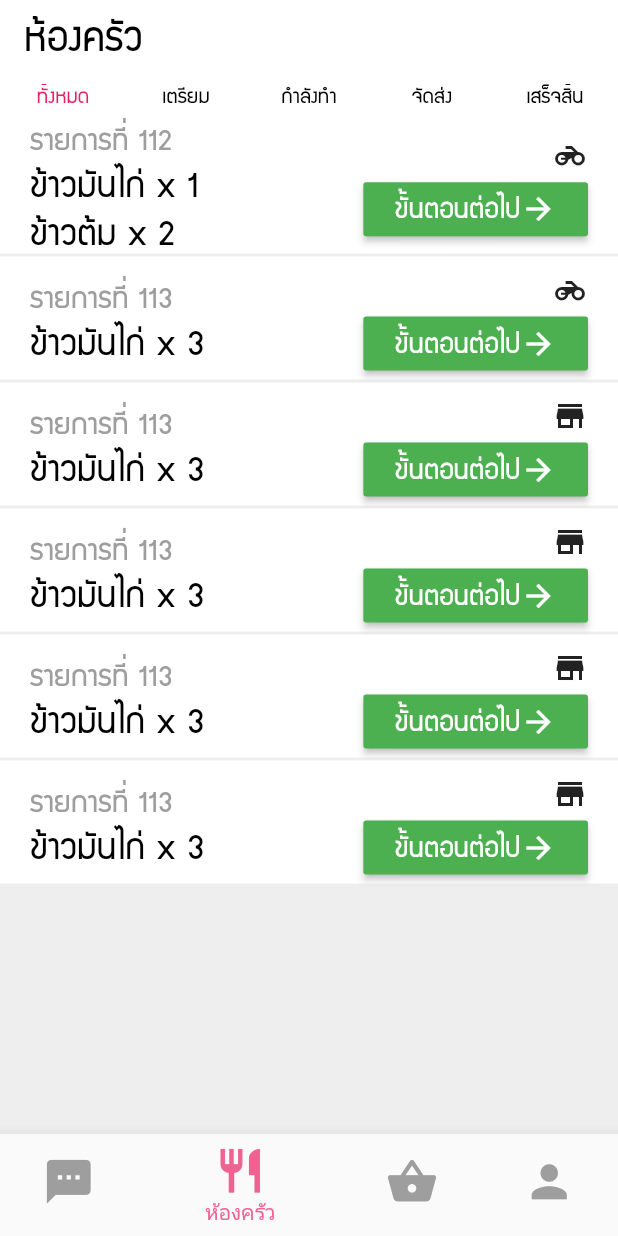
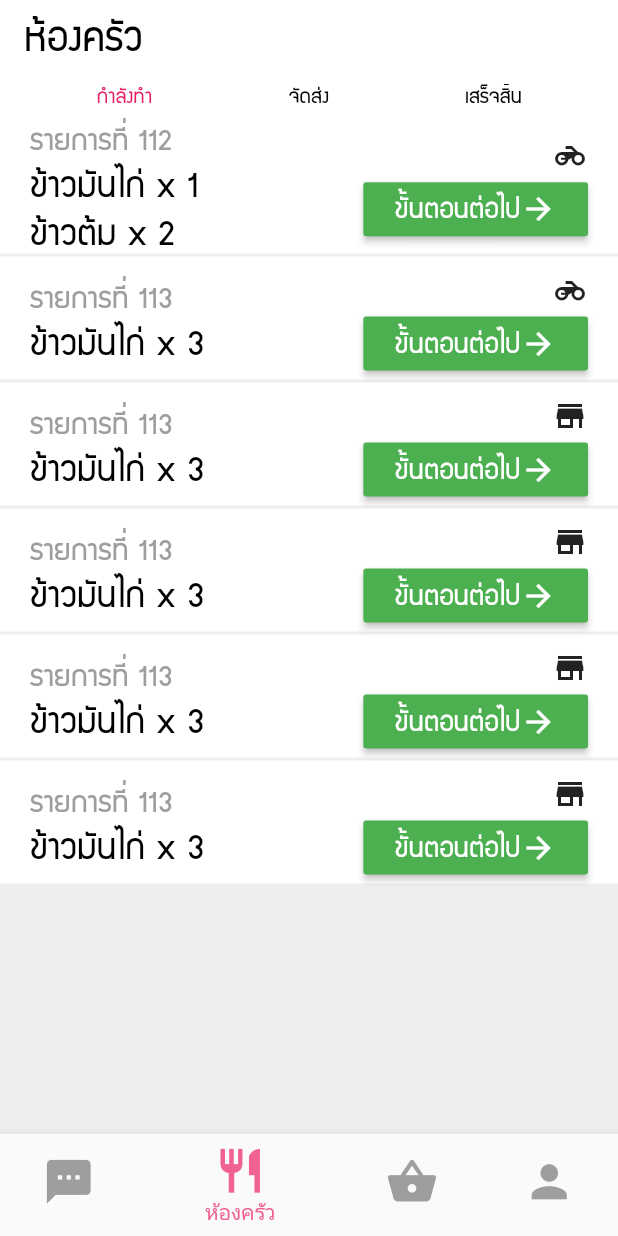
Before and after one commit to benzjakk/khanomfood, a Flutter app: the screen it shows once a user with an empty profile is signed in, item 2 of the bottom bar chosen, on a phone screen of 412 x 824 dp. Run offline on Flutter 3.47's test engine with Material 2 defaults, Android fonts, the phone set to English and light mode, and no system bars; our stand-ins replace firebase_auth; accounts and stored records are empty.

Commit message:
Update kitchen_page.dart
เอา หัวข้อ เตรียม, ทั้งหมด ออก

```diff
--- a/khanomfood/lib/ui/pages/kitchen_page.dart
+++ b/khanomfood/lib/ui/pages/kitchen_page.dart
@@ -21,8 +21,7 @@ class _KitchenPageState extends State<KitchenPageChild> {
 
   List<Color> selectedColors = [Colors.pink]
     ..addAll(List.filled(4, Colors.black));
-  SelectorBar selectorBar =
-      SelectorBar(['ทั้งหมด', 'เตรียม', 'กำลังทำ', 'จัดส่ง', 'เสร็จสิ้น']);
+  SelectorBar selectorBar = SelectorBar(['กำลังทำ', 'จัดส่ง', 'เสร็จสิ้น']);
   List<OrderList> orderLists = [
     OrderList(
         112,
@@ -69,8 +68,6 @@ class _KitchenPageState extends State<KitchenPageChild> {
                 DisplayOrderList(orderLists),
                 DisplayOrderList(orderLists),
                 DisplayOrderList(orderLists),
-                DisplayOrderList(orderLists),
-                DisplayOrderList(orderLists),
               ],
             ),
           ),
```
